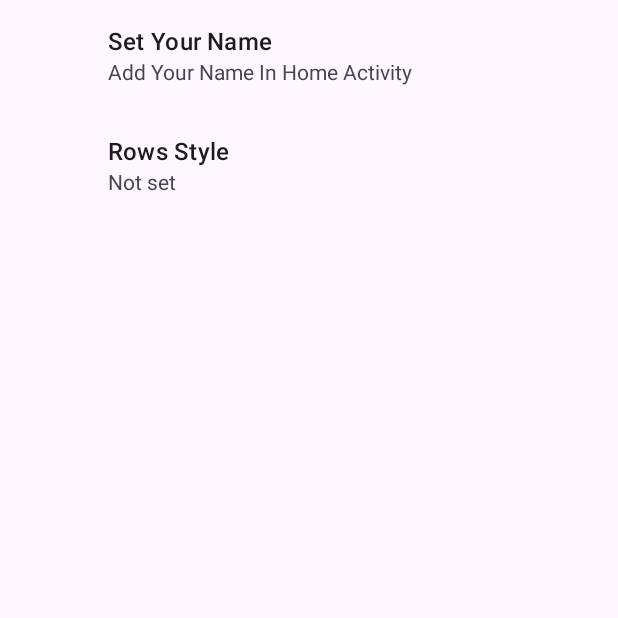
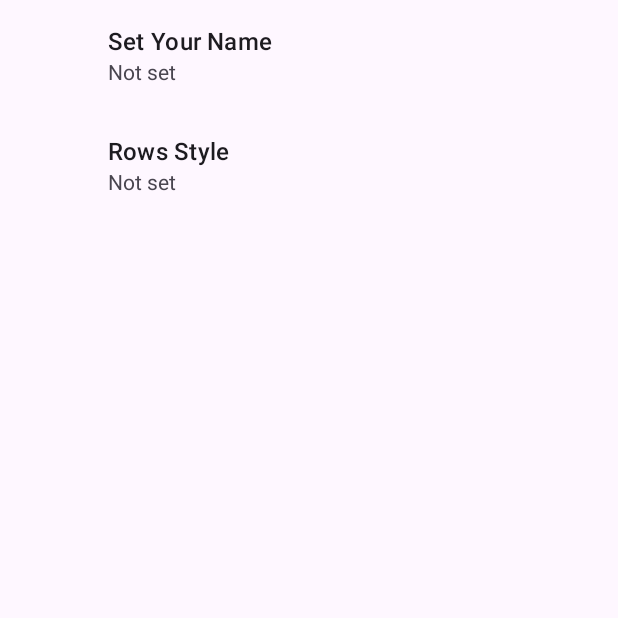
Before and after one commit to ulite-Amr/MemoMind, an Android app: the fragment HomeSettingsFragment shown on its own in the app's theme, on a phone screen of 412 x 824 dp, the top half of it. Run offline under Robolectric (Android 15) with nearby library versions, the phone set to English and light mode, and no system bars; our stand-ins replace androidx.preference; 1 statement that could not run was skipped.

Commit message:
Add auto des

```diff
--- a/app/src/main/res/xml/pref_home.xml
+++ b/app/src/main/res/xml/pref_home.xml
@@ -6,7 +6,7 @@
         <EditTextPreference
             app:key="@string/key_name_home"
             app:title="@string/set_name"
-            app:summary="@string/set_name_des"
+            app:useSimpleSummaryProvider="true"
 
         />
 
@@ -14,7 +14,7 @@
             app:key="@string/key_row_style"
             app:title="@string/RowStyle"
             app:useSimpleSummaryProvider="true"
-            app:defaultValue="google"
+            app:defaultValue="defult"
             app:entries="@array/rows_style"
             app:entryValues="@array/row_style_values"
 
```
